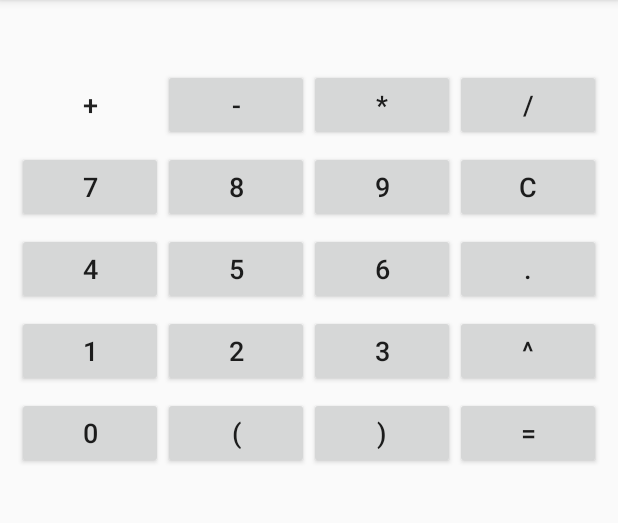
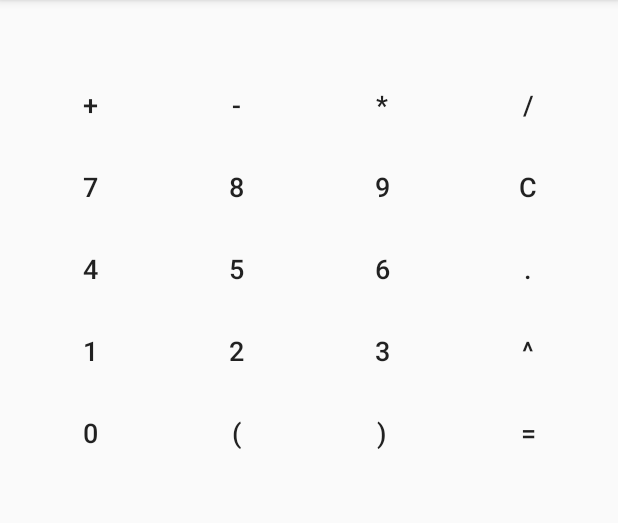
Before and after one commit to OrlovM/Calc, an Android app: the screen it shows after launch (MainActivity), on a phone screen of 412 x 824 dp, the part 84-607 px from its top. Run offline under Robolectric (Android 15) with nearby library versions, the phone set to English and light mode, and no system bars.

Commit message:
Design added

```diff
--- a/app/build.gradle
+++ b/app/build.gradle
@@ -9,7 +9,7 @@ android {
     buildToolsVersion "29.0.2"
     defaultConfig {
         applicationId "com.example.calc"
-        minSdkVersion 15
+        minSdkVersion 21
         targetSdkVersion 29
         versionCode 1
         versionName "1.0"
--- a/app/src/main/res/layout/activity_main.xml
+++ b/app/src/main/res/layout/activity_main.xml
@@ -17,11 +17,11 @@
         <TextView
             android:id="@+id/dispVal"
             android:layout_width="0dp"
-            android:layout_height="match_parent"
+            android:layout_height="wrap_content"
             android:layout_marginRight="5pt"
             android:layout_weight="1"
             android:scrollHorizontally="true"
-            android:textSize="24sp"></TextView>
+            android:textSize="24sp" />
     </LinearLayout>
     <LinearLayout
         android:layout_width="match_parent"
@@ -30,7 +30,6 @@
         android:layout_marginTop="3pt"
         android:layout_marginLeft="5pt"
         android:layout_marginRight="5pt">
-
         <Button
             android:id="@+id/btnPlus"
             android:layout_width="match_parent"
@@ -39,7 +38,8 @@
             android:onClick="onDigit"
             android:text="+"
             android:textSize="8pt"
-            style="?android:attr/borderlessButtonStyle"/>/>
+            style="?android:attr/borderlessButtonStyle"
+            android:background="?android:attr/selectableItemBackgroundBorderless"/>
 
         <Button
             android:id="@+id/btnMinus"
@@ -48,7 +48,9 @@
             android:layout_weight="1"
             android:onClick="onDigit"
             android:text="-"
-            android:textSize="8pt" />
+            android:textSize="8pt"
+            style="?android:attr/borderlessButtonStyle"
+            android:background="?android:attr/selectableItemBackgroundBorderless"/>
 
         <Button
             android:id="@+id/btnMul"
@@ -57,7 +59,9 @@
             android:layout_weight="1"
             android:onClick="onDigit"
             android:text="*"
-            android:textSize="8pt" />
+            android:textSize="8pt"
+            style="?android:attr/borderlessButtonStyle"
+            android:background="?android:attr/selectableItemBackgroundBorderless"/>
 
         <Button
             android:id="@+id/btnDiv"
@@ -66,7 +70,9 @@
             android:layout_weight="1"
             android:onClick="onDigit"
             android:text="/"
-            android:textSize="8pt" />
+            android:textSize="8pt"
+            style="?android:attr/borderlessButtonStyle"
+            android:background="?android:attr/selectableItemBackgroundBorderless"/>
     </LinearLayout>
     <LinearLayout
         android:layout_width="match_parent"
@@ -83,7 +89,9 @@
             android:layout_weight="1"
             android:onClick="onDigit"
             android:text="7"
-            android:textSize="8pt"></Button>
+            android:textSize="8pt"
+            style="?android:attr/borderlessButtonStyle"
+            android:background="?android:attr/selectableItemBackgroundBorderless"/>
 
         <Button
             android:id="@+id/btn8"
@@ -92,7 +100,9 @@
             android:layout_weight="1"
             android:onClick="onDigit"
             android:text="8"
-            android:textSize="8pt"></Button>
+            android:textSize="8pt"
+            style="?android:attr/borderlessButtonStyle"
+            android:background="?android:attr/selectableItemBackgroundBorderless"/>
 
         <Button
             android:id="@+id/btn9"
@@ -101,7 +111,9 @@
             android:layout_weight="1"
             android:onClick="onDigit"
             android:text="9"
-            android:textSize="8pt"></Button>
+            android:textSize="8pt"
+            style="?android:attr/borderlessButtonStyle"
+            android:background="?android:attr/selectableItemBackgroundBorderless"/>
 
         <Button
             android:id="@+id/btnc"
@@ -110,7 +122,9 @@
             android:layout_weight="1"
             android:onClick="onClr"
             android:text="c"
-            android:textSize="8pt"></Button>
+            android:textSize="8pt"
+            style="?android:attr/borderlessButtonStyle"
+            android:background="?android:attr/selectableItemBackgroundBorderless"/>
     </LinearLayout>
     <LinearLayout
         android:layout_width="match_parent"
@@ -127,7 +141,9 @@
             android:layout_weight="1"
             android:onClick="onDigit"
             android:text="4"
-            android:textSize="8pt"></Button>
+            android:textSize="8pt"
+            style="?android:attr/borderlessButtonStyle"
+            android:background="?android:attr/selectableItemBackgroundBorderless"/>
 
         <Button
             android:id="@+id/btn5"
@@ -136,7 +152,9 @@
             android:layout_weight="1"
             android:onClick="onDigit"
             android:text="5"
-            android:textSize="8pt"></Button>
+            android:textSize="8pt"
+            style="?android:attr/borderlessButtonStyle"
+            android:background="?android:attr/selectableItemBackgroundBorderless"/>
 
         <Button
             android:id="@+id/btn6"
@@ -145,7 +163,9 @@
             android:layout_weight="1"
             android:onClick="onDigit"
             android:text="6"
-            android:textSize="8pt"></Button>
+            android:textSize="8pt"
+            style="?android:attr/borderlessButtonStyle"
+            android:background="?android:attr/selectableItemBackgroundBorderless"/>
 
         <Button
             android:id="@+id/btnFloat"
@@ -154,7 +174,9 @@
             android:layout_weight="1"
             android:onClick="onDigit"
             android:text="."
-            android:textSize="8pt"></Button>
+            android:textSize="8pt"
+            style="?android:attr/borderlessButtonStyle"
+            android:background="?android:attr/selectableItemBackgroundBorderless"/>
     </LinearLayout>
     <LinearLayout
         android:layout_width="match_parent"
@@ -171,7 +193,9 @@
             android:layout_weight="1"
             android:onClick="onDigit"
             android:text="1"
-            android:textSize="8pt"></Button>
+            android:textSize="8pt"
+            style="?android:attr/borderlessButtonStyle"
+            android:background="?android:attr/selectableItemBackgroundBorderless"/>
 
         <Button
             android:id="@+id/btn2"
@@ -180,7 +204,9 @@
             android:layout_weight="1"
             android:onClick="onDigit"
             android:text="2"
-            android:textSize="8pt"></Button>
+            android:textSize="8pt"
+            style="?android:attr/borderlessButtonStyle"
+            android:background="?android:attr/selectableItemBackgroundBorderless"/>
 
         <Button
             android:id="@+id/btn3"
@@ -189,7 +215,9 @@
             android:layout_weight="1"
             android:onClick="onDigit"
             android:text="3"
-            android:textSize="8pt"></Button>
+            android:textSize="8pt"
+            style="?android:attr/borderlessButtonStyle"
+            android:background="?android:attr/selectableItemBackgroundBorderless"/>
 
         <Button
             android:id="@+id/btnExp"
@@ -198,7 +226,9 @@
             android:layout_weight="1"
             android:onClick="onDigit"
             android:text="^"
-            android:textSize="8pt"></Button>
+            android:textSize="8pt"
+            style="?android:attr/borderlessButtonStyle"
+            android:background="?android:attr/selectableItemBackgroundBorderless"/>
     </LinearLayout>
     <LinearLayout
         android:layout_width="match_parent"
@@ -215,7 +245,9 @@
             android:layout_weight="1"
             android:onClick="onDigit"
             android:text="0"
-            android:textSize="8pt"></Button>
+            android:textSize="8pt"
+            style="?android:attr/borderlessButtonStyle"
+            android:background="?android:attr/selectableItemBackgroundBorderless"/>
 
         <Button
             android:id="@+id/btnBrOp"
@@ -224,7 +256,9 @@
             android:layout_weight="1"
             android:onClick="onDigit"
             android:text="("
-            android:textSize="8pt"></Button>
+            android:textSize="8pt"
+            style="?android:attr/borderlessButtonStyle"
+            android:background="?android:attr/selectableItemBackgroundBorderless"/>
 
         <Button
             android:id="@+id/btnBrCl"
@@ -233,7 +267,9 @@
             android:layout_weight="1"
             android:onClick="onDigit"
             android:text=")"
-            android:textSize="8pt"></Button>
+            android:textSize="8pt"
+            style="?android:attr/borderlessButtonStyle"
+            android:background="?android:attr/selectableItemBackgroundBorderless"/>
 
         <Button
             android:id="@+id/btnEqual"
@@ -242,7 +278,9 @@
             android:layout_weight="1"
             android:onClick="onEq"
             android:text="="
-            android:textSize="8pt"></Button>
+            android:textSize="8pt"
+            style="?android:attr/borderlessButtonStyle"
+            android:background="?android:attr/selectableItemBackgroundBorderless"/>
     </LinearLayout>
 
 </LinearLayout>
```
